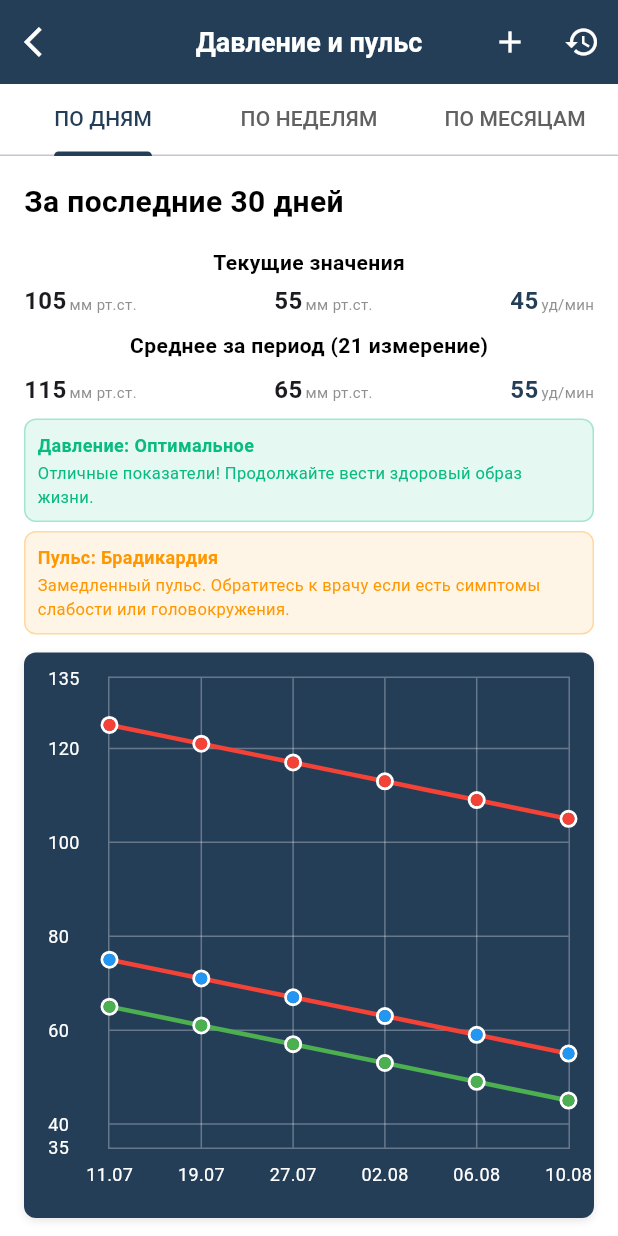
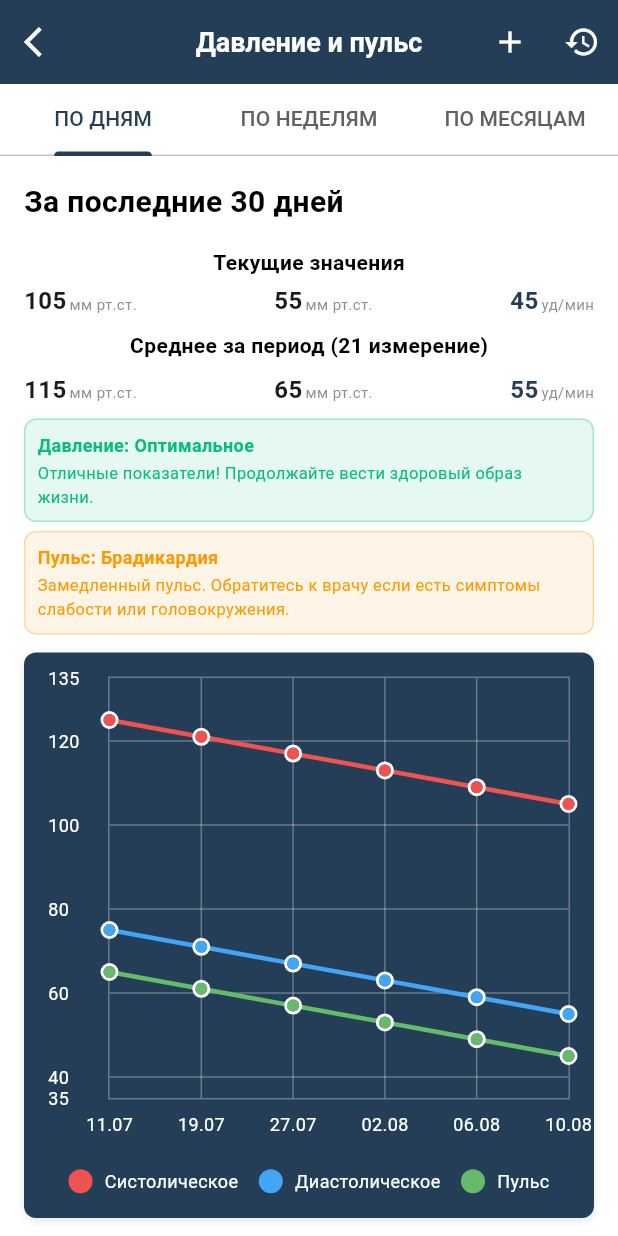
Before and after one commit to Nykolayr/tochka_balansa, a Flutter app: the BloodPressurePage screen opened by its route, on a phone screen of 412 x 824 dp. Run offline on Flutter 3.47's test engine with Material 3 defaults, Android fonts, the phone set to English and light mode, and no system bars; drawn by our look-alikes of fl_chart; our stand-ins replace bloc, dio, equatable, flutter_bloc, flutter_secure_storage, flutter_svg and 10 more; missing offline and left inert: flutter_easylogger, flutter_keyboard_size, mobile_scanner; accounts and stored records are empty; statements that could not run were skipped.

Commit message:
фикс

```diff
--- a/lib/presentation/pages/health/widgets/blood_pressure_chart_widget.dart
+++ b/lib/presentation/pages/health/widgets/blood_pressure_chart_widget.dart
@@ -21,7 +21,7 @@ class BloodPressureChartWidget extends StatelessWidget {
     }
 
     return Container(
-      height: 300,
+      height: 350, // Увеличил высоту для легенды
       padding: const EdgeInsets.all(16),
       decoration: BoxDecoration(
         color: AppColor.darkBlue,
@@ -34,7 +34,46 @@ class BloodPressureChartWidget extends StatelessWidget {
           ),
         ],
       ),
-      child: _buildChart(context),
+      child: Column(
+        children: [
+          Expanded(child: _buildChart(context)),
+          const SizedBox(height: 16),
+          _buildLegend(),
+        ],
+      ),
+    );
+  }
+
+  Widget _buildLegend() {
+    return Row(
+      mainAxisAlignment: MainAxisAlignment.spaceEvenly,
+      children: [
+        _buildLegendItem('Систолическое', Colors.red[400]!),
+        _buildLegendItem('Диастолическое', Colors.blue[400]!),
+        _buildLegendItem('Пульс', Colors.green[400]!),
+      ],
+    );
+  }
+
+  Widget _buildLegendItem(String label, Color color) {
+    return Row(
+      mainAxisSize: MainAxisSize.min,
+      children: [
+        Container(
+          width: 16,
+          height: 16,
+          decoration: BoxDecoration(color: color, shape: BoxShape.circle),
+        ),
+        const SizedBox(width: 8),
+        Flexible(
+          child: Text(
+            label,
+            style: const TextStyle(color: Colors.white, fontSize: 12),
+            overflow: TextOverflow.ellipsis,
+            maxLines: 1,
+          ),
+        ),
+      ],
     );
   }
 
@@ -231,11 +270,11 @@ class BloodPressureChartWidget extends StatelessWidget {
         minY: minY,
         maxY: maxY,
         lineBarsData: [
-          // Систолическое давление (красная линия)
+          // Систолическое давление (ярко-красная линия)
           LineChartBarData(
             spots: systolicPoints,
             isCurved: true,
-            color: Colors.red,
+            color: Colors.red[400]!, // Более яркий красный
             barWidth: 3,
             isStrokeCapRound: true,
             dotData: FlDotData(
@@ -243,7 +282,7 @@ class BloodPressureChartWidget extends StatelessWidget {
               getDotPainter: (spot, percent, barData, index) {
                 return FlDotCirclePainter(
                   radius: 4,
-                  color: Colors.red,
+                  color: Colors.red[400]!,
                   strokeWidth: 2,
                   strokeColor: Colors.white,
                 );
@@ -251,11 +290,11 @@ class BloodPressureChartWidget extends StatelessWidget {
             ),
             belowBarData: BarAreaData(show: false),
           ),
-          // Диастолическое давление (синяя линия)
+          // Диастолическое давление (ярко-синяя линия)
           LineChartBarData(
             spots: diastolicPoints,
             isCurved: true,
-            color: Colors.red,
+            color: Colors.blue[400]!, // Более яркий синий
             barWidth: 3,
             isStrokeCapRound: true,
             dotData: FlDotData(
@@ -263,7 +302,7 @@ class BloodPressureChartWidget extends StatelessWidget {
               getDotPainter: (spot, percent, barData, index) {
                 return FlDotCirclePainter(
                   radius: 4,
-                  color: Colors.blue,
+                  color: Colors.blue[400]!,
                   strokeWidth: 2,
                   strokeColor: Colors.white,
                 );
@@ -271,11 +310,11 @@ class BloodPressureChartWidget extends StatelessWidget {
             ),
             belowBarData: BarAreaData(show: false),
           ),
-          // Пульс (зеленая линия)
+          // Пульс (ярко-зеленая линия)
           LineChartBarData(
             spots: pulsePoints,
             isCurved: true,
-            color: Colors.green,
+            color: Colors.green[400]!, // Более яркий зеленый
             barWidth: 3,
             isStrokeCapRound: true,
             dotData: FlDotData(
@@ -283,7 +322,7 @@ class BloodPressureChartWidget extends StatelessWidget {
               getDotPainter: (spot, percent, barData, index) {
                 return FlDotCirclePainter(
                   radius: 4,
-                  color: Colors.green,
+                  color: Colors.green[400]!,
                   strokeWidth: 2,
                   strokeColor: Colors.white,
                 );
```
